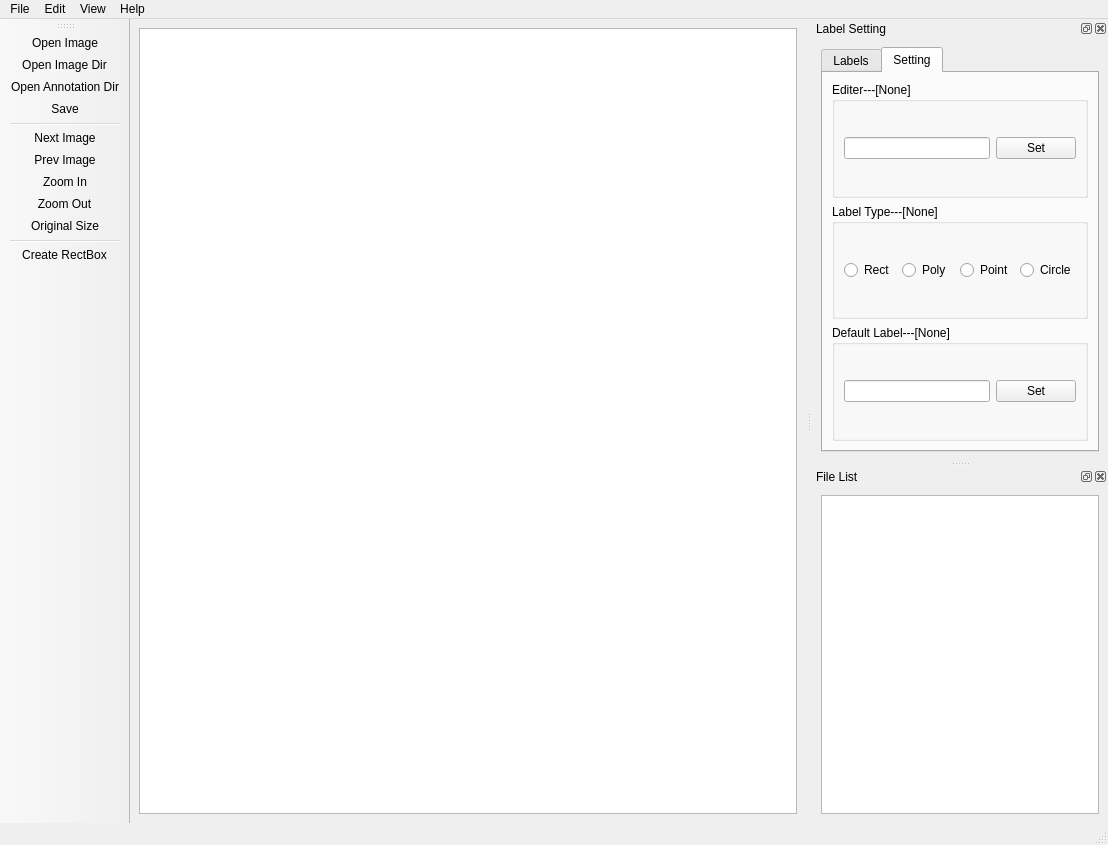
afterimagex/SuperLabelTool, file Form.ui: the form before one commit.
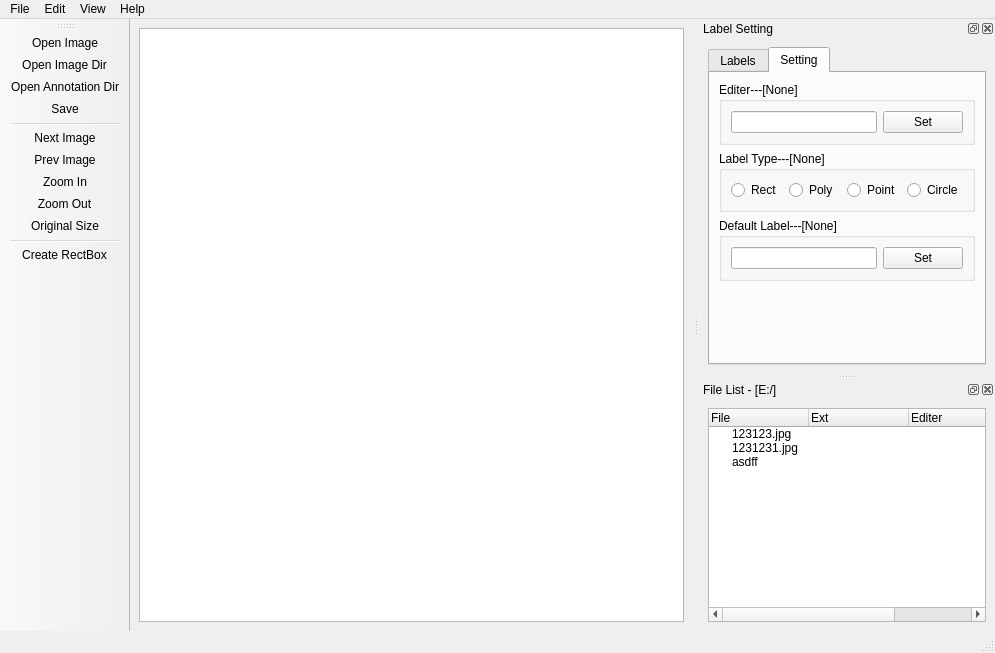
The form after the commit. The open tabs and pages were chosen to show the change. Icons and pictures are not drawn.

What changed in the file:
```diff
--- a/Form.ui
+++ b/Form.ui
@@ -6,8 +6,8 @@
    <rect>
     <x>0</x>
     <y>0</y>
-    <width>1108</width>
-    <height>845</height>
+    <width>995</width>
+    <height>653</height>
    </rect>
   </property>
   <property name="windowTitle">
@@ -35,7 +35,7 @@
     <rect>
      <x>0</x>
      <y>0</y>
-     <width>1108</width>
+     <width>995</width>
      <height>23</height>
     </rect>
    </property>
@@ -217,6 +217,19 @@
            </layout>
           </widget>
          </item>
+         <item row="4" column="0">
+          <spacer name="verticalSpacer">
+           <property name="orientation">
+            <enum>Qt::Vertical</enum>
+           </property>
+           <property name="sizeHint" stdset="0">
+            <size>
+             <width>20</width>
+             <height>40</height>
+            </size>
+           </property>
+          </spacer>
+         </item>
         </layout>
        </widget>
       </widget>
@@ -244,15 +257,78 @@
     <set>Qt::AllDockWidgetAreas</set>
    </property>
    <property name="windowTitle">
-    <string>File List</string>
+    <string>File List - [E:/]</string>
    </property>
    <attribute name="dockWidgetArea">
     <number>2</number>
    </attribute>
    <widget class="QWidget" name="dockWidgetImage">
     <layout class="QGridLayout" name="gridLayout_2">
-     <item row="1" column="2">
-      <widget class="QListView" name="listView_images"/>
+     <item row="0" column="0">
+      <widget class="QTreeWidget" name="treeWidget">
+       <column>
+        <property name="text">
+         <string>File</string>
+        </property>
+       </column>
+       <column>
+        <property name="text">
+         <string>Ext</string>
+        </property>
+       </column>
+       <column>
+        <property name="text">
+         <string>Editer</string>
+        </property>
+       </column>
+       <column>
+        <property name="text">
+         <string>Date</string>
+        </property>
+       </column>
+       <item>
+        <property name="text">
+         <string>123123.jpg</string>
+        </property>
+        <property name="text">
+         <string/>
+        </property>
+        <property name="text">
+         <string/>
+        </property>
+        <property name="text">
+         <string/>
+        </property>
+       </item>
+       <item>
+        <property name="text">
+         <string>1231231.jpg</string>
+        </property>
+        <property name="text">
+         <string/>
+        </property>
+        <property name="text">
+         <string/>
+        </property>
+        <property name="text">
+         <string/>
+        </property>
+       </item>
+       <item>
+        <property name="text">
+         <string>asdff </string>
+        </property>
+        <property name="text">
+         <string/>
+        </property>
+        <property name="text">
+         <string/>
+        </property>
+        <property name="text">
+         <string/>
+        </property>
+       </item>
+      </widget>
      </item>
     </layout>
    </widget>
```
Left out of the diff: 6 changed lines with no effect on the pictures.
